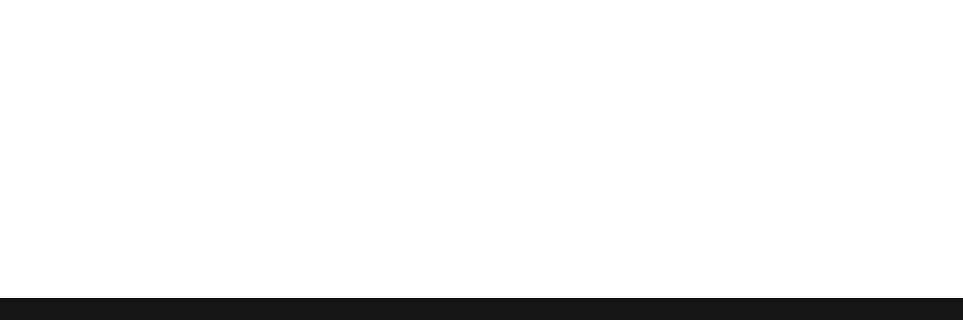
Qt form mainwindow.ui (Scastelar/Music-Player) before a commit; both pictures show x 0 to 963 and y 280 to 600 of the 963 by 600 pixel window.
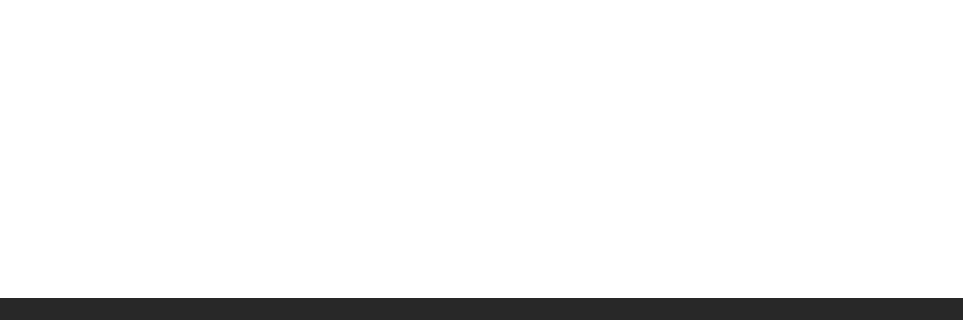
The same form after that commit. The open tabs and pages were chosen to show the change. Icons and pictures are not drawn.

```diff
--- a/mainwindow.ui
+++ b/mainwindow.ui
@@ -14,7 +14,7 @@
    <string>MainWindow</string>
   </property>
   <property name="styleSheet">
-   <string notr="true">background-color: rgb(20, 20, 20);</string>
+   <string notr="true">background-color: rgb(40, 40, 40);</string>
   </property>
   <widget class="QWidget" name="centralwidget">
    <widget class="QStackedWidget" name="stackedWidget">
```
Left out of the diff: 2 changed lines with no effect on the pictures.
